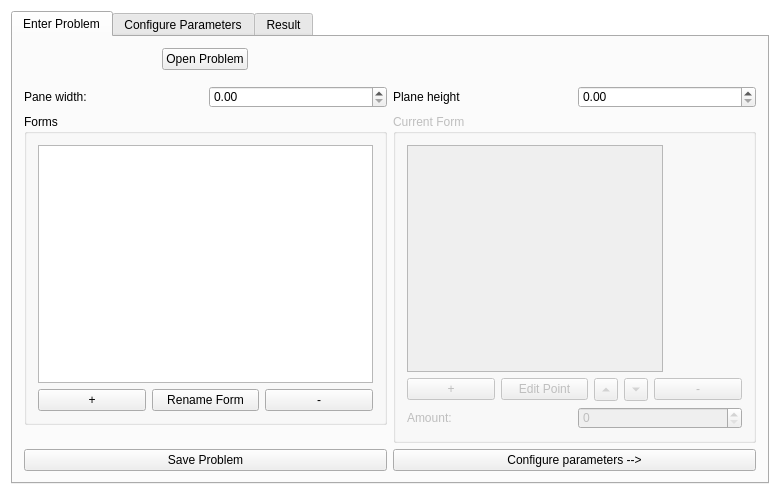
Above: Optiblech/mainwindow.ui from CSNWEB/gi-2015 before the change. Below: the same form after it.
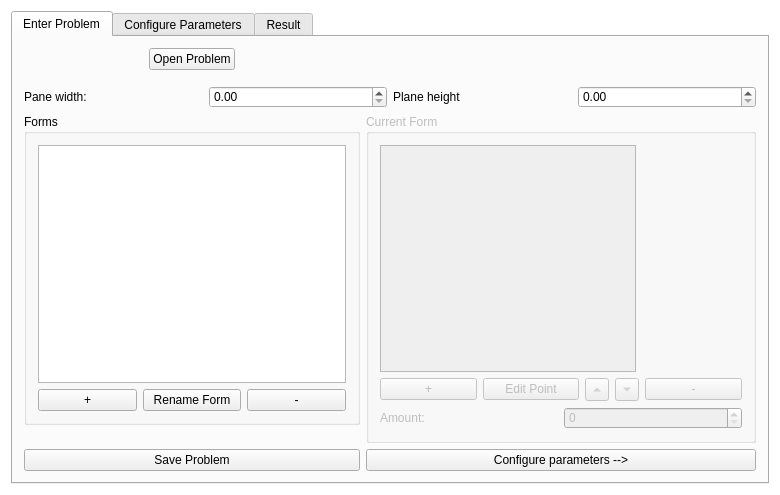
That is the form after the change.

Commit message: first try of error view for wrong forms

What changed in the file:
```diff
--- a/Optiblech/mainwindow.ui
+++ b/Optiblech/mainwindow.ui
@@ -141,10 +141,16 @@
                  </property>
                  <property name="sizePolicy">
                   <sizepolicy hsizetype="Expanding" vsizetype="Expanding">
-                   <horstretch>0</horstretch>
+                   <horstretch>2</horstretch>
                    <verstretch>0</verstretch>
                   </sizepolicy>
                  </property>
+                 <property name="minimumSize">
+                  <size>
+                   <width>100</width>
+                   <height>0</height>
+                  </size>
+                 </property>
                  <layout class="QHBoxLayout" name="formViewer">
                   <property name="sizeConstraint">
                    <enum>QLayout::SetDefaultConstraint</enum>
```
Left out of the diff: 2 changed lines with no effect on the pictures. The commit also changes 2 other files.
